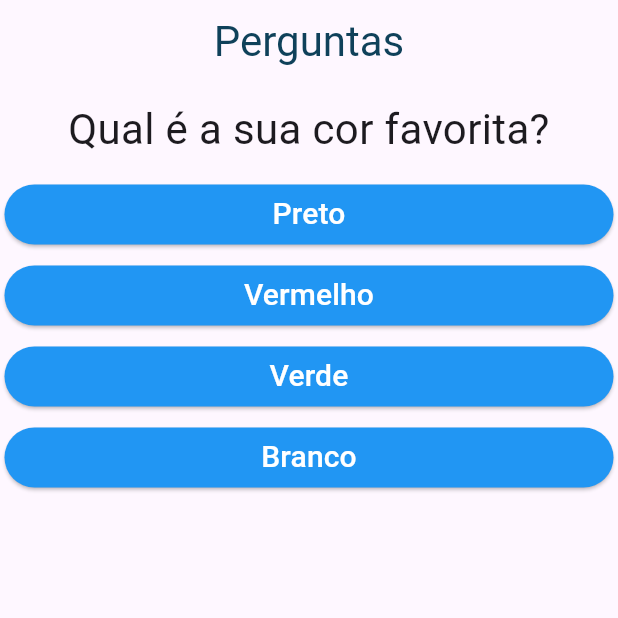
After one commit to MatheusGMartins/projeto_perguntas, a Flutter app: the screen it shows after launch, on a phone screen of 412 x 824 dp, the top half of it. The commit adds this screen. Run offline on Flutter 3.47's test engine with Material 3 defaults, Android fonts, the phone set to English and light mode, and no system bars.

Commit message:
Criado componente questionário.

```diff
--- a/lib/main.dart
+++ b/lib/main.dart
@@ -1,6 +1,5 @@
 import 'package:flutter/material.dart';
-import './questao.dart';
-import './resposta.dart';
+import 'package:projeto_perguntas/questionario.dart';
 import './resultado.dart';
 
 main() => runApp(PerguntaApp());
@@ -37,10 +36,6 @@ class _PerguntaAppState extends State<PerguntaApp> {
 
   @override
   Widget build(BuildContext context) {
-    List<String> respostas = temPerguntaSelecionada
-        ? _perguntas[_perguntaSelecionada].cast()['respostas']
-        : [];
-
     return MaterialApp(
       home: Scaffold(
           appBar: AppBar(
@@ -58,14 +53,12 @@ class _PerguntaAppState extends State<PerguntaApp> {
             ),
           ),
           body: temPerguntaSelecionada
-            ? Column(
-                children: [
-                  Questao(_perguntas[_perguntaSelecionada]['texto'].toString()),
-                  ...respostas.map((text) => Resposta(text, _responder)),
-                ],
+              ? Questionario(
+                  perguntas: _perguntas,
+                  perguntaSelecionada: _perguntaSelecionada,
+                  responder: _responder,
                 )
-            : const Resultado()
-      ),
+              : const Resultado()),
     );
   }
 }
--- /dev/null
+++ b/lib/questionario.dart
@@ -0,0 +1,35 @@
+import 'package:flutter/material.dart';
+import 'package:projeto_perguntas/questao.dart';
+import 'package:projeto_perguntas/resposta.dart';
+
+class Questionario extends StatelessWidget {
+  final List<Map<String, Object>> perguntas;
+  final int perguntaSelecionada;
+  final void Function() responder;
+
+  Questionario({
+    required this.perguntas,
+    required this.perguntaSelecionada,
+    required this.responder,
+  });
+
+    bool get temPerguntaSelecionada {
+    return perguntaSelecionada < perguntas.length;
+  }
+
+
+  @override
+  Widget build(BuildContext context) {
+    List<String> respostas = temPerguntaSelecionada
+        ? perguntas[perguntaSelecionada].cast()['respostas']
+        : [];
+
+
+    return Column(
+      children: [
+        Questao(perguntas[perguntaSelecionada]['texto'].toString()),
+        ...respostas.map((text) => Resposta(text, responder)),
+      ],
+    );
+  }
+}
```
Lines whose indentation alone changed are shown as unchanged.
